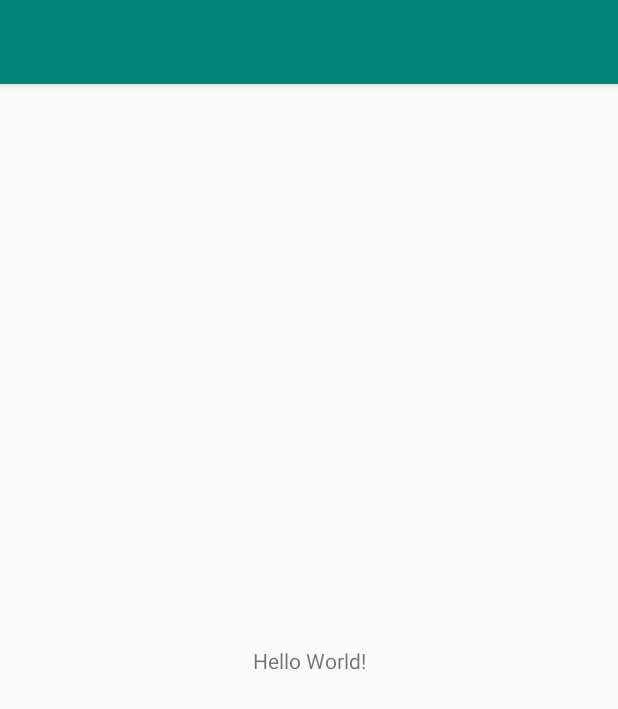
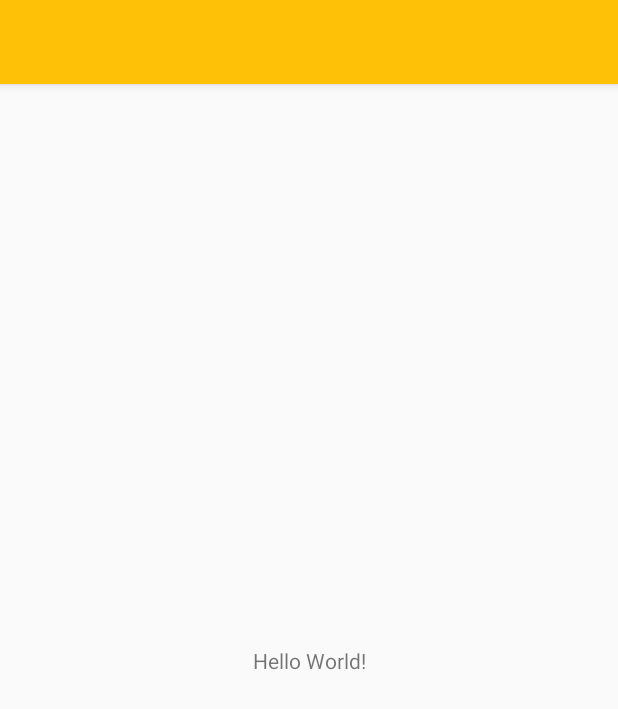
Before and after one commit to Pabls/QuickNotes, an Android app: the screen it shows after launch (MainActivity), on a phone screen of 412 x 824 dp. Shown: the top 709 px of the screen. Run offline under Robolectric (Android 15) with nearby library versions, the phone set to English and light mode, and no system bars.

Commit message:
changed colors

```diff
--- a/app/src/main/res/values/colors.xml
+++ b/app/src/main/res/values/colors.xml
@@ -1,6 +1,11 @@
 <?xml version="1.0" encoding="utf-8"?>
 <resources>
-    <color name="colorPrimary">#008577</color>
-    <color name="colorPrimaryDark">#00574B</color>
-    <color name="colorAccent">#D81B60</color>
+    <color name="yellow">#FFC107</color>
+    <color name="dark_yellow">#FFA000</color>
+    <color name="blue">#448AFF</color>
+
+    <color name="beige">#FFECB3</color>
+    <color name="black">#212121</color>
+    <color name="gray">#757575</color>
+    <color name="light_gray">#BDBDBD</color>
 </resources>
--- a/app/src/main/res/values/styles.xml
+++ b/app/src/main/res/values/styles.xml
@@ -3,9 +3,9 @@
     <!-- Base application theme. -->
     <style name="AppTheme" parent="Theme.AppCompat.Light.DarkActionBar">
         <!-- Customize your theme here. -->
-        <item name="colorPrimary">@color/colorPrimary</item>
-        <item name="colorPrimaryDark">@color/colorPrimaryDark</item>
-        <item name="colorAccent">@color/colorAccent</item>
+        <item name="colorPrimary">@color/yellow</item>
+        <item name="colorPrimaryDark">@color/dark_yellow</item>
+        <item name="colorAccent">@color/blue</item>
     </style>
 
 </resources>
```
